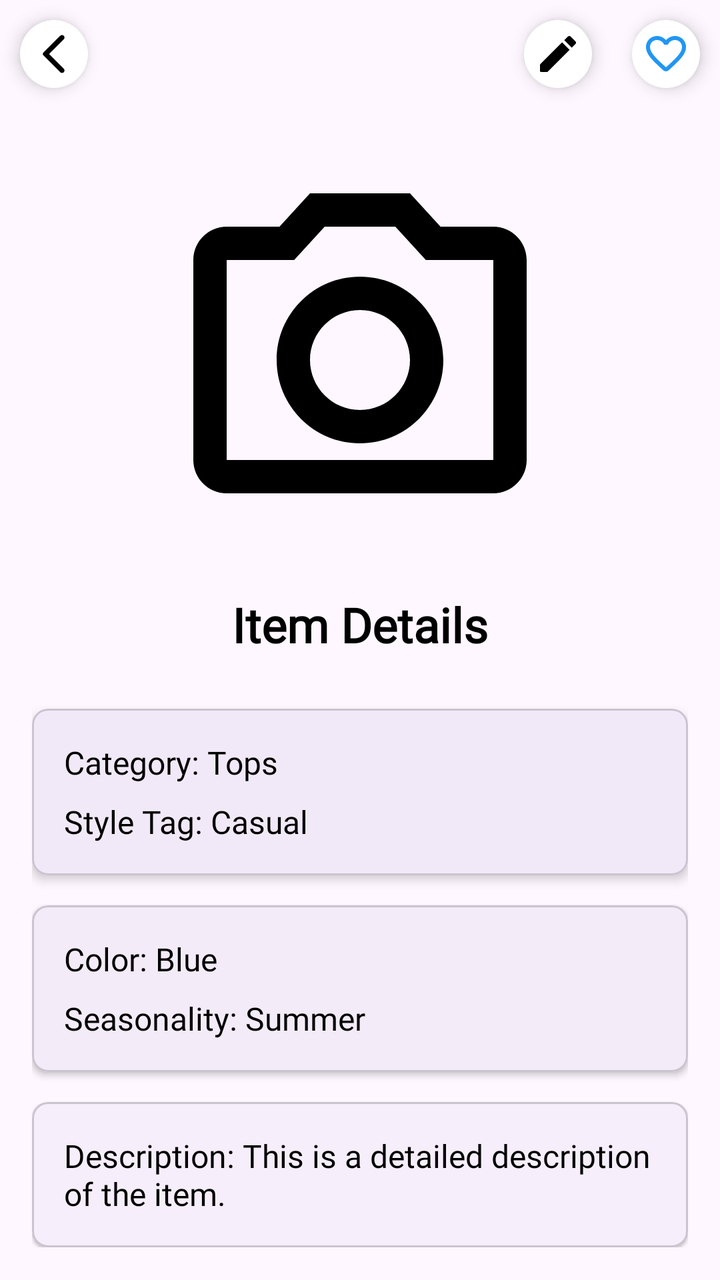
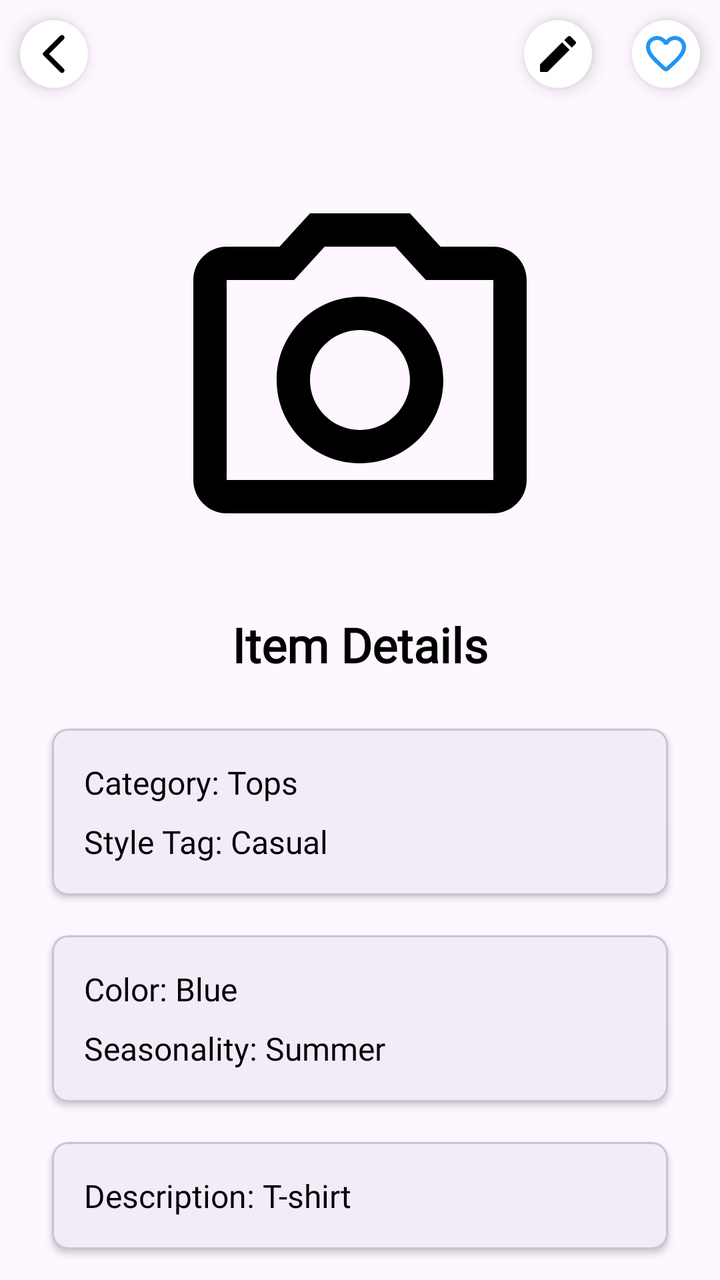

The first picture is an Android layout as it rendered before a commit; the second is the same layout after the commit. The layout source and the unified diff follow.
<!-- AndroidManifest.xml: application theme Theme.StyleWIZ_vol2 -->
<!-- res/layout/fragment_details.xml -->
<?xml version="1.0" encoding="utf-8"?>
<LinearLayout
    xmlns:android="http://schemas.android.com/apk/res/android"
    xmlns:tools="http://schemas.android.com/tools"
    android:layout_width="match_parent"
    android:layout_height="match_parent"
    xmlns:app="http://schemas.android.com/apk/res-auto"
    android:orientation="vertical"
    tools:context=".DetailsFragment">


    <LinearLayout
        android:layout_width="match_parent"
        android:layout_height="wrap_content"
        android:orientation="horizontal"
        android:gravity="center_vertical">

        <ImageView
            android:layout_width="wrap_content"
            android:layout_height="wrap_content"
            android:id="@+id/back"
            android:layout_margin="10dp"
            android:padding="5dp"
            android:elevation="5dp"
            android:layout_gravity="center"
            android:background="@drawable/circle_shape"
            android:src="@drawable/round_arrow_back_24"/>

        <View
            android:layout_width="0dp"
            android:layout_height="0dp"
            android:layout_weight="1"/>

        <ImageView
            android:layout_width="wrap_content"
            android:layout_height="wrap_content"
            android:id="@+id/edit"
            android:layout_margin="10dp"
            android:padding="5dp"
            android:elevation="5dp"
            android:layout_gravity="center"
            android:background="@drawable/circle_shape"
            android:src="@drawable/round_edit_24"/>
        <ImageView
            android:layout_width="wrap_content"
            android:layout_height="wrap_content"
            android:id="@+id/like"
            android:layout_margin="10dp"
            android:padding="5dp"
            android:elevation="5dp"
            android:layout_gravity="center"
            android:background="@drawable/circle_shape"
            android:src="@drawable/round_favorite_border_24"
            app:tint="@color/blue"/>


    </LinearLayout>





    <ScrollView
        android:layout_width="match_parent"
        android:layout_height="match_parent"
        android:padding="16dp"
        app:layout_behavior="@string/appbar_scrolling_view_behavior">

    <LinearLayout
        android:layout_width="match_parent"
        android:layout_height="wrap_content"
        android:orientation="vertical"
        android:layout_marginTop="10dp">

        
        <ImageView
            android:id="@+id/detailImage"
            android:layout_width="match_parent"
            android:layout_height="200dp"
            android:layout_marginBottom="16dp"
            android:contentDescription="Detail Image"
            android:scaleType="fitCenter"
            android:src="@drawable/outline_photo_camera_24"
            />

        
        <TextView
            android:id="@+id/tvTitle"
            android:layout_width="wrap_content"
            android:layout_height="wrap_content"
            android:layout_gravity="center"
            android:layout_marginBottom="16dp"
            android:fontFamily="@font/roboto"

            android:text="Item Details"
            android:textSize="24sp"
            android:textStyle="bold"
            android:textColor="@color/black" />

        
        <com.google.android.material.card.MaterialCardView
            android:layout_width="match_parent"
            android:layout_height="wrap_content"
            android:layout_marginTop="10dp"
            app:cardElevation="3dp"
            app:cardCornerRadius="8dp">

            <LinearLayout
                android:layout_width="match_parent"
                android:layout_height="wrap_content"
                android:orientation="vertical"
                android:padding="16dp">

                <TextView
                    android:id="@+id/detailCat"
                    android:layout_width="wrap_content"
                    android:layout_height="wrap_content"
                    android:text="Category: Tops"
                    android:fontFamily="@font/roboto"
                    android:textSize="16sp"
                    android:textColor="@color/black" />

                <TextView
                    android:id="@+id/detailStyleTag"
                    android:layout_width="wrap_content"
                    android:layout_height="wrap_content"
                    android:layout_marginTop="8dp"
                    android:fontFamily="@font/roboto"
                    android:text="Style Tag: Casual"
                    android:textSize="16sp"
                    android:textColor="@color/black" />
            </LinearLayout>
        </com.google.android.material.card.MaterialCardView>

        
        <com.google.android.material.card.MaterialCardView
            android:layout_width="match_parent"
            android:layout_height="wrap_content"
            android:layout_marginTop="15dp"
            app:cardElevation="2dp"
            app:cardCornerRadius="8dp">

            <LinearLayout
                android:layout_width="match_parent"
                android:layout_height="wrap_content"
                android:orientation="vertical"
                android:padding="16dp">

                <TextView
                    android:id="@+id/detailColor"
                    android:layout_width="wrap_content"
                    android:layout_height="wrap_content"
                    android:fontFamily="@font/roboto"
                    android:text="Color: Blue"
                    android:textSize="16sp"
                    android:textColor="@color/black" />

                <TextView
                    android:id="@+id/detailSeason"
                    android:layout_width="wrap_content"
                    android:layout_height="wrap_content"
                    android:layout_marginTop="8dp"
                    android:fontFamily="@font/roboto"
                    android:text="Seasonality: Summer"
                    android:textSize="16sp"
                    android:textColor="@color/black" />
            </LinearLayout>
        </com.google.android.material.card.MaterialCardView>

        
        <com.google.android.material.card.MaterialCardView
            android:layout_width="match_parent"
            android:layout_height="wrap_content"
            android:layout_marginTop="15dp"
            app:cardElevation="1dp"
            app:cardCornerRadius="8dp">

            <LinearLayout
                android:layout_width="match_parent"
                android:layout_height="wrap_content"
                android:orientation="vertical"
                android:padding="16dp">

                <TextView
                    android:id="@+id/detailDesc"
                    android:layout_width="wrap_content"
                    android:layout_height="wrap_content"
                    android:fontFamily="@font/roboto"
                    android:text="Description: This is a detailed description of the item."
                    android:textSize="16sp"
                    android:textColor="@color/black" />
            </LinearLayout>
        </com.google.android.material.card.MaterialCardView>

    </LinearLayout>
    </ScrollView>

</LinearLayout>
<!-- resources referenced by this layout -->
<resources>
  <color name="black">#FF000000</color>
  <color name="blue">#2196F3</color>
  <!-- drawable circle_shape (drawable) -->
  <?xml version="1.0" encoding="utf-8"?>
  <shape xmlns:android="http://schemas.android.com/apk/res/android">
      <solid android:color="#FFFFFF" /> 
      <corners android:radius="50dp" /> 
  </shape>
  <!-- drawable outline_photo_camera_24 (drawable) -->
  <vector android:height="24dp" android:tint="#000000"
      android:viewportHeight="24" android:viewportWidth="24"
      android:width="24dp" xmlns:android="http://schemas.android.com/apk/res/android">
      <path android:fillColor="@android:color/white" android:pathData="M14.12,4l1.83,2L20,6v12L4,18L4,6h4.05l1.83,-2h4.24M15,2L9,2L7.17,4L4,4c-1.1,0 -2,0.9 -2,2v12c0,1.1 0.9,2 2,2h16c1.1,0 2,-0.9 2,-2L22,6c0,-1.1 -0.9,-2 -2,-2h-3.17L15,2zM12,9c1.65,0 3,1.35 3,3s-1.35,3 -3,3 -3,-1.35 -3,-3 1.35,-3 3,-3m0,-2c-2.76,0 -5,2.24 -5,5s2.24,5 5,5 5,-2.24 5,-5 -2.24,-5 -5,-5z"/>
  </vector>
  <!-- drawable round_arrow_back_24 (drawable) -->
  <vector android:height="24dp" android:tint="#000000"
      android:viewportHeight="24" android:viewportWidth="24"
      android:width="24dp" xmlns:android="http://schemas.android.com/apk/res/android">
      <path android:fillColor="@android:color/white" android:pathData="M16.88,2.88L16.88,2.88c-0.49,-0.49 -1.28,-0.49 -1.77,0l-8.41,8.41c-0.39,0.39 -0.39,1.02 0,1.41l8.41,8.41c0.49,0.49 1.28,0.49 1.77,0l0,0c0.49,-0.49 0.49,-1.28 0,-1.77L9.54,12l7.35,-7.35C17.37,4.16 17.37,3.37 16.88,2.88z"/>
  </vector>
  <!-- drawable round_edit_24 (drawable) -->
  <vector android:height="24dp" android:tint="#000000"
      android:viewportHeight="24" android:viewportWidth="24"
      android:width="24dp" xmlns:android="http://schemas.android.com/apk/res/android">
      <path android:fillColor="@android:color/white" android:pathData="M3,17.46v3.04c0,0.28 0.22,0.5 0.5,0.5h3.04c0.13,0 0.26,-0.05 0.35,-0.15L17.81,9.94l-3.75,-3.75L3.15,17.1c-0.1,0.1 -0.15,0.22 -0.15,0.36zM20.71,7.04c0.39,-0.39 0.39,-1.02 0,-1.41l-2.34,-2.34c-0.39,-0.39 -1.02,-0.39 -1.41,0l-1.83,1.83 3.75,3.75 1.83,-1.83z"/>
  </vector>
  <!-- drawable round_favorite_border_24 (drawable) -->
  <vector android:height="24dp" android:tint="#000000"
      android:viewportHeight="24" android:viewportWidth="24"
      android:width="24dp" xmlns:android="http://schemas.android.com/apk/res/android">
      <path android:fillColor="@android:color/white" android:pathData="M19.66,3.99c-2.64,-1.8 -5.9,-0.96 -7.66,1.1 -1.76,-2.06 -5.02,-2.91 -7.66,-1.1 -1.4,0.96 -2.28,2.58 -2.34,4.29 -0.14,3.88 3.3,6.99 8.55,11.76l0.1,0.09c0.76,0.69 1.93,0.69 2.69,-0.01l0.11,-0.1c5.25,-4.76 8.68,-7.87 8.55,-11.75 -0.06,-1.7 -0.94,-3.32 -2.34,-4.28zM12.1,18.55l-0.1,0.1 -0.1,-0.1C7.14,14.24 4,11.39 4,8.5 4,6.5 5.5,5 7.5,5c1.54,0 3.04,0.99 3.57,2.36h1.87C13.46,5.99 14.96,5 16.5,5c2,0 3.5,1.5 3.5,3.5 0,2.89 -3.14,5.74 -7.9,10.05z"/>
  </vector>
  <style name="Theme.StyleWIZ_vol2" parent="Base.Theme.StyleWIZ_vol2" />
  <style name="Base.Theme.StyleWIZ_vol2" parent="Theme.Material3.DayNight.NoActionBar">
          
          
      </style>
</resources>

<!-- the commit's change to res/layout/fragment_details.xml (unified diff, before → after) -->
@@ -64,13 +64,17 @@
         android:layout_width="match_parent"
         android:layout_height="match_parent"
         android:padding="16dp"
-        app:layout_behavior="@string/appbar_scrolling_view_behavior">
+        app:layout_behavior="@string/appbar_scrolling_view_behavior"
+        android:scrollbars="none"
+        android:clipToPadding="false">
 
     <LinearLayout
         android:layout_width="match_parent"
         android:layout_height="wrap_content"
         android:orientation="vertical"
-        android:layout_marginTop="10dp">
+        android:layout_marginTop="10dp"
+        android:clipToPadding="false"
+        android:padding="10dp">
 
         
         <ImageView
@@ -102,7 +106,7 @@
             android:layout_width="match_parent"
             android:layout_height="wrap_content"
             android:layout_marginTop="10dp"
-            app:cardElevation="3dp"
+            app:cardElevation="2dp"
             app:cardCornerRadius="8dp">
 
             <LinearLayout
@@ -136,7 +140,7 @@
         <com.google.android.material.card.MaterialCardView
             android:layout_width="match_parent"
             android:layout_height="wrap_content"
-            android:layout_marginTop="15dp"
+            android:layout_marginTop="20dp"
             app:cardElevation="2dp"
             app:cardCornerRadius="8dp">
 
@@ -171,8 +175,8 @@
         <com.google.android.material.card.MaterialCardView
             android:layout_width="match_parent"
             android:layout_height="wrap_content"
-            android:layout_marginTop="15dp"
-            app:cardElevation="1dp"
+            android:layout_marginTop="20dp"
+            app:cardElevation="2dp"
             app:cardCornerRadius="8dp">
 
             <LinearLayout
@@ -186,9 +190,10 @@
                     android:layout_width="wrap_content"
                     android:layout_height="wrap_content"
                     android:fontFamily="@font/roboto"
-                    android:text="Description: This is a detailed description of the item."
-                    android:textSize="16sp"
-                    android:textColor="@color/black" />
+                    android:text="Description: T-shirt"
+                    android:textSize="16sp"
+                    android:textColor="@color/black" />
+
             </LinearLayout>
         </com.google.android.material.card.MaterialCardView>
 
